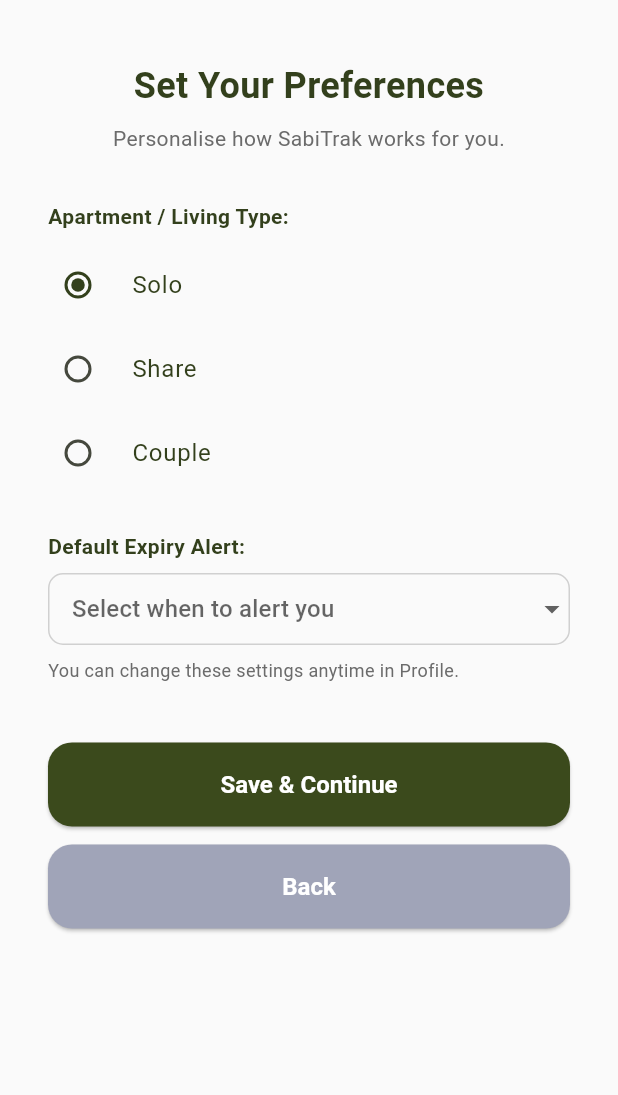
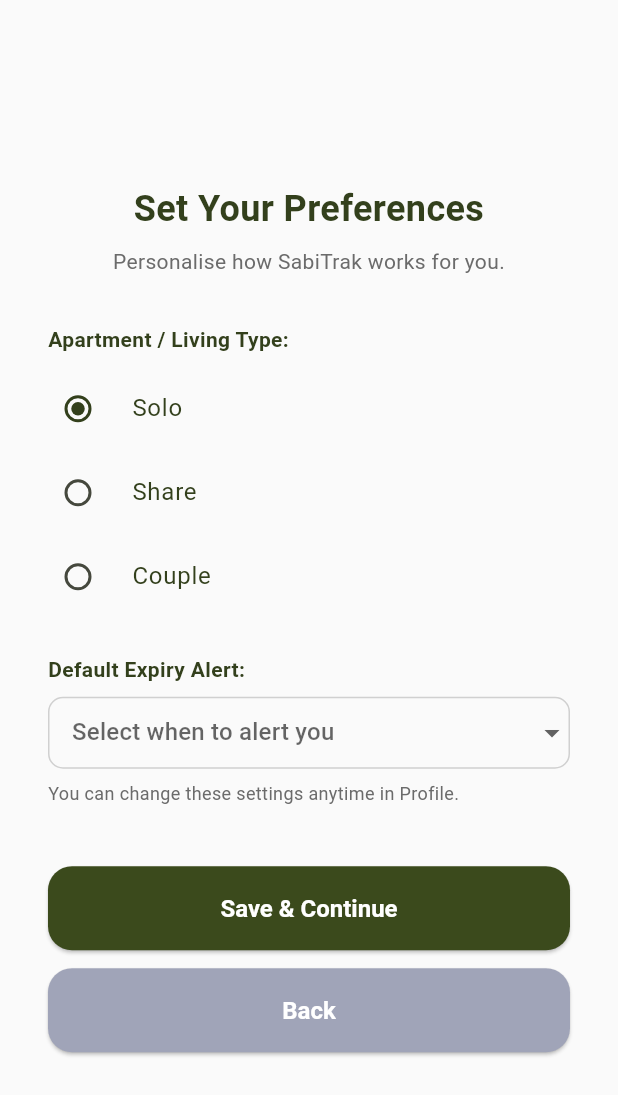
Before and after one commit to Lydia02/sabitrak, a Flutter app: the SoloSetupScreen screen opened directly, on a phone screen of 412 x 824 dp. Shown: the top 1095 px of the screen. Run offline on Flutter 3.47's test engine with Material 3 defaults, Android fonts, the phone set to English and light mode, and no system bars; our stand-ins replace cloud_firestore, equatable, firebase_auth, firebase_core, firebase_storage, flutter_bloc and 1 more; accounts and stored records are empty; generated files the repository leaves out were written again.

Commit message:
feat: Enhance layout of Solo Setup Screen for better responsiveness and user experience

```diff
--- a/lib/presentation/screens/household/solo_setup_screen.dart
+++ b/lib/presentation/screens/household/solo_setup_screen.dart
@@ -67,11 +67,16 @@
     return Scaffold(
       backgroundColor: AppTheme.backgroundColor,
       body: SafeArea(
-        child: SingleChildScrollView(
-          padding: const EdgeInsets.symmetric(horizontal: 32),
-          child: Column(
-            crossAxisAlignment: CrossAxisAlignment.stretch,
-            children: [
+        child: LayoutBuilder(
+          builder: (context, constraints) => SingleChildScrollView(
+            padding: const EdgeInsets.symmetric(horizontal: 32),
+            child: ConstrainedBox(
+              constraints: BoxConstraints(minHeight: constraints.maxHeight),
+              child: IntrinsicHeight(
+                child: Column(
+                  crossAxisAlignment: CrossAxisAlignment.stretch,
+                  mainAxisAlignment: MainAxisAlignment.center,
+                  children: [
               const SizedBox(height: 40),
               const Text(
                 'Set Your Preferences',
@@ -176,7 +181,10 @@
                 child: const Text('Back'),
               ),
               const SizedBox(height: 40),
-            ],
+                  ],
+                ),
+              ),
+            ),
           ),
         ),
       ),
```
